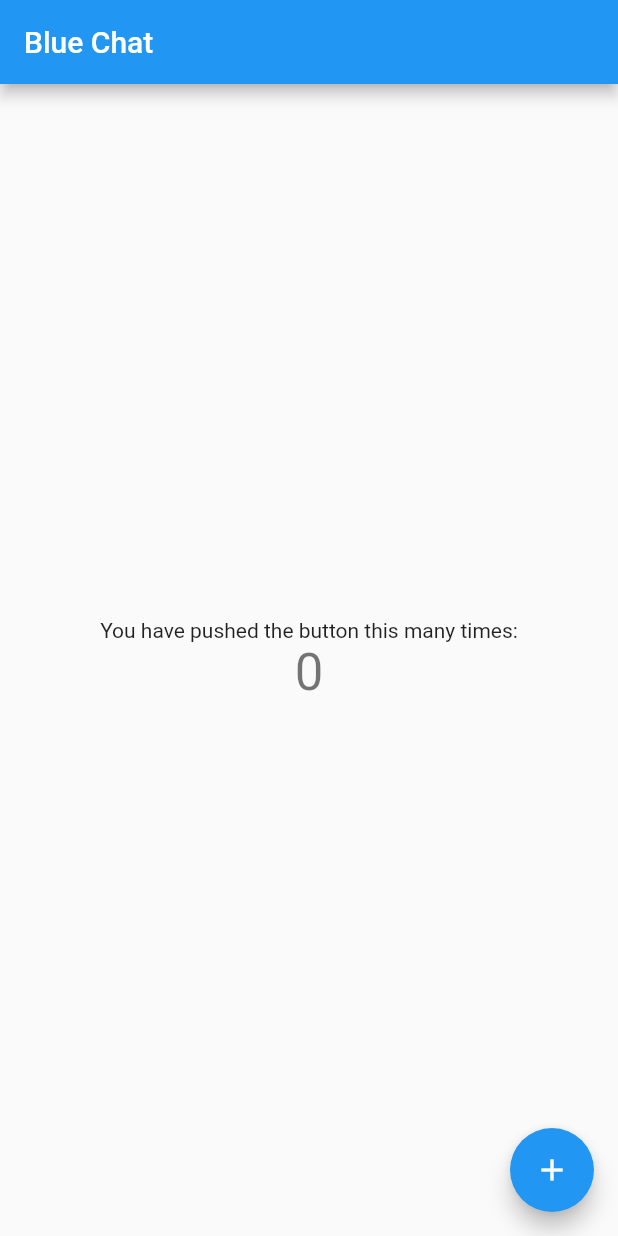
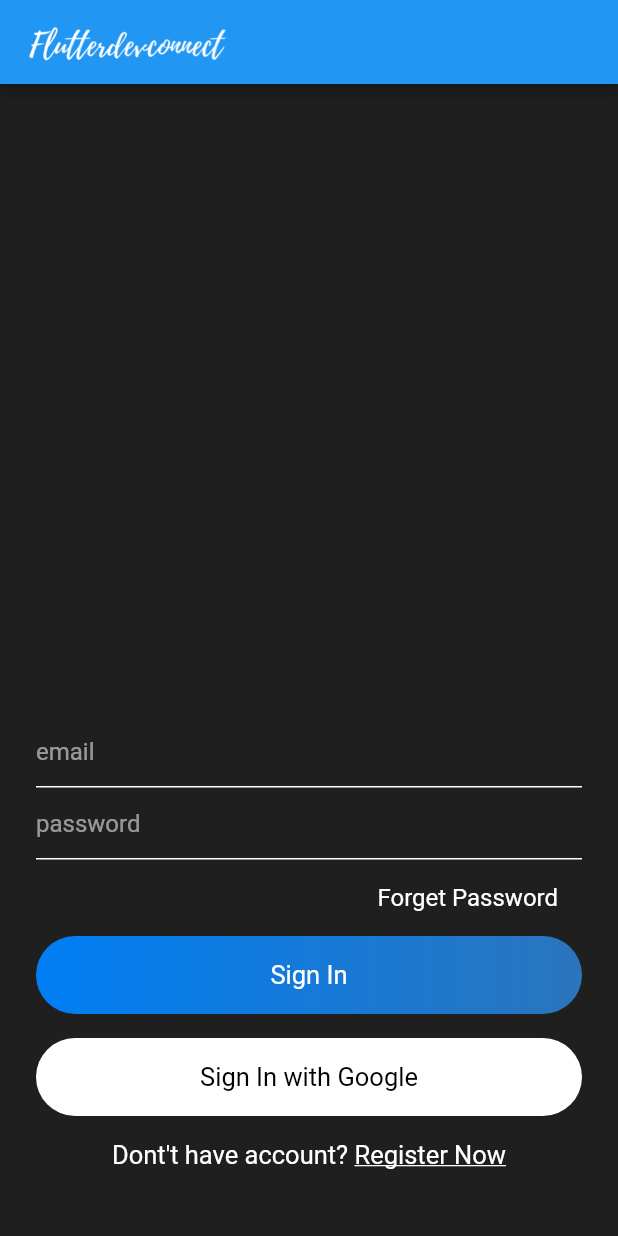
Before and after one commit to viveksakpal/flutter_chat, a Flutter app: the screen it shows after launch, on a phone screen of 412 x 824 dp. Run offline on Flutter 3.47's test engine with Material 2 defaults, Android fonts, the phone set to English and light mode, and no system bars.

```diff
--- a/lib/main.dart
+++ b/lib/main.dart
@@ -1,4 +1,5 @@
 import 'package:flutter/material.dart';
+import 'package:flutter_chat/views/signin.dart';
 
 void main() {
   runApp(MyApp());
@@ -12,107 +13,12 @@ class MyApp extends StatelessWidget {
       title: 'Flutter Demo',
       debugShowCheckedModeBanner: false,
       theme: ThemeData(
-        // This is the theme of your application.
-        //
-        // Try running your application with "flutter run". You'll see the
-        // application has a blue toolbar. Then, without quitting the app, try
-        // changing the primarySwatch below to Colors.green and then invoke
-        // "hot reload" (press "r" in the console where you ran "flutter run",
-        // or simply save your changes to "hot reload" in a Flutter IDE).
-        // Notice that the counter didn't reset back to zero; the application
-        // is not restarted.
+
         primarySwatch: Colors.blue,
-        // This makes the visual density adapt to the platform that you run
-        // the app on. For desktop platforms, the controls will be smaller and
-        // closer together (more dense) than on mobile platforms.
+        scaffoldBackgroundColor: Color(0xff1F1F1F),
         visualDensity: VisualDensity.adaptivePlatformDensity,
       ),
-      home: MyHomePage(title: 'Blue Chat'),
+      home: SignIn(),
     );
   }
 }
-
-class MyHomePage extends StatefulWidget {
-  MyHomePage({Key key, this.title}) : super(key: key);
-
-  // This widget is the home page of your application. It is stateful, meaning
-  // that it has a State object (defined below) that contains fields that affect
-  // how it looks.
-
-  // This class is the configuration for the state. It holds the values (in this
-  // case the title) provided by the parent (in this case the App widget) and
-  // used by the build method of the State. Fields in a Widget subclass are
-  // always marked "final".
-
-  final String title;
-
-  @override
-  _MyHomePageState createState() => _MyHomePageState();
-}
-
-class _MyHomePageState extends State<MyHomePage> {
-  int _counter = 0;
-
-  void _incrementCounter() {
-    setState(() {
-      // This call to setState tells the Flutter framework that something has
-      // changed in this State, which causes it to rerun the build method below
-      // so that the display can reflect the updated values. If we changed
-      // _counter without calling setState(), then the build method would not be
-      // called again, and so nothing would appear to happen.
-      _counter++;
-    });
-  }
-
-  @override
-  Widget build(BuildContext context) {
-    // This method is rerun every time setState is called, for instance as done
-    // by the _incrementCounter method above.
-    //
-    // The Flutter framework has been optimized to make rerunning build methods
-    // fast, so that you can just rebuild anything that needs updating rather
-    // than having to individually change instances of widgets.
-    return Scaffold(
-      appBar: AppBar(
-        // Here we take the value from the MyHomePage object that was created by
-        // the App.build method, and use it to set our appbar title.
-        title: Text(widget.title),
-      ),
-      body: Center(
-        // Center is a layout widget. It takes a single child and positions it
-        // in the middle of the parent.
-        child: Column(
-          // Column is also a layout widget. It takes a list of children and
-          // arranges them vertically. By default, it sizes itself to fit its
-          // children horizontally, and tries to be as tall as its parent.
-          //
-          // Invoke "debug painting" (press "p" in the console, choose the
-          // "Toggle Debug Paint" action from the Flutter Inspector in Android
-          // Studio, or the "Toggle Debug Paint" command in Visual Studio Code)
-          // to see the wireframe for each widget.
-          //
-          // Column has various properties to control how it sizes itself and
-          // how it positions its children. Here we use mainAxisAlignment to
-          // center the children vertically; the main axis here is the vertical
-          // axis because Columns are vertical (the cross axis would be
-          // horizontal).
-          mainAxisAlignment: MainAxisAlignment.center,
-          children: <Widget>[
-            Text(
-              'You have pushed the button this many times:',
-            ),
-            Text(
-              '$_counter',
-              style: Theme.of(context).textTheme.headline4,
-            ),
-          ],
-        ),
-      ),
-      floatingActionButton: FloatingActionButton(
-        onPressed: _incrementCounter,
-        tooltip: 'Increment',
-        child: Icon(Icons.add),
-      ), // This trailing comma makes auto-formatting nicer for build methods.
-    );
-  }
-}
--- /dev/null
+++ b/lib/views/signin.dart
@@ -0,0 +1,93 @@
+import 'package:flutter/material.dart';
+import 'package:flutter_chat/widgets/widget.dart';
+
+class SignIn extends StatefulWidget {
+  @override
+  _SignInState createState() => _SignInState();
+}
+
+class _SignInState extends State<SignIn> {
+  @override
+  Widget build(BuildContext context) {
+    return Scaffold(
+      appBar: appBarMain(context),
+      body: SingleChildScrollView(
+              child: Container(
+                height: MediaQuery.of(context).size.height - 50.0,
+          alignment: Alignment.bottomCenter,
+                child: Container(
+            padding: EdgeInsets.symmetric(horizontal: 24.0),
+            child: Column(
+              mainAxisSize: MainAxisSize.min,
+              children: <Widget>[
+              TextField(
+                style: simpleTextStyle(),
+                decoration: textFieldInputDecoration("email"),
+              ),
+               TextField(
+                style: simpleTextStyle(),
+                decoration: textFieldInputDecoration("password"),
+              ),
+              SizedBox(height: 8.0,),
+              Container(
+                alignment: Alignment.centerRight,
+                child: Container(
+                    padding: EdgeInsets.symmetric(horizontal: 16.0,vertical: 8.0),
+                    child: Text("Forget Password",style: simpleTextStyle(),),
+                  ),
+              ),
+              SizedBox(height: 8.0,),
+              Container(
+                padding: EdgeInsets.symmetric(vertical: 16),
+                decoration: BoxDecoration(
+                  borderRadius: BorderRadius.circular(30),
+                  gradient: LinearGradient(colors:
+                  [ const Color(0xff007EF4),
+                    const Color(0xff2A75BC)
+                  ]
+                  )
+                ),
+                width: MediaQuery.of(context).size.width,
+                  child: Text("Sign In",style: TextStyle(
+                      color: Colors.white,
+                      fontSize: 17.0
+                    ),
+                    textAlign: TextAlign.center,
+                    ),
+              ),
+               SizedBox(height: 16.0,),
+              Container(
+                padding: EdgeInsets.symmetric(vertical: 16),
+                decoration: BoxDecoration(
+                  borderRadius: BorderRadius.circular(30),
+                color: Colors.white,
+                ),
+                width: MediaQuery.of(context).size.width,
+                  child: Text("Sign In with Google",
+                    style: TextStyle(
+                      color: Colors.black,
+                      fontSize: 17.0),
+                      textAlign: TextAlign.center,
+                    ),
+              ),
+               SizedBox(height: 16.0,),
+               Row(
+                 mainAxisAlignment: MainAxisAlignment.center,
+                 children: <Widget>[
+                   Text("Dont't have account? ",style: mediumTextStyle(),),
+                   Text("Register Now",
+                   style: TextStyle(
+                     color: Colors.white,
+                      fontSize: 17.0,
+                      decoration: TextDecoration.underline),),
+                 ],
+               ),
+                 SizedBox(height: 50.0,),
+              ],
+            ),
+          ),
+        ),
+      ),
+    );
+  }
+}
--- /dev/null
+++ b/lib/widgets/widget.dart
@@ -0,0 +1,29 @@
+import 'package:flutter/material.dart';
+
+Widget appBarMain(BuildContext context) {
+  return AppBar(
+    title: Image.asset(
+      "assets/images/logo.png",
+      height: 50.0,
+    ),
+  );
+}
+
+InputDecoration textFieldInputDecoration(String hintText) {
+  return InputDecoration(
+      hintText: hintText,
+      hintStyle: TextStyle(color: Colors.white54),
+      focusedBorder:
+          UnderlineInputBorder(borderSide: BorderSide(color: Colors.white)),
+      enabledBorder:
+          UnderlineInputBorder(borderSide: BorderSide(color: Colors.white)));
+}
+
+TextStyle simpleTextStyle() {
+  return TextStyle(color: Colors.white,
+  fontSize: 16.0);
+}
+TextStyle mediumTextStyle() {
+  return TextStyle(color: Colors.white,
+  fontSize: 17.0);
+}
```
Also changed, not shown: pubspec.yaml (+2 -8 lines), assets/images/logo.png (added), assets/images/search_white.png (added), assets/images/send.png (added), lib/views/chatroom_screen.dart (added), lib/views/conversation_screen.dart (added), lib/views/forgetpassword.dart (added), lib/views/signup.dart (added), 3 other files.
